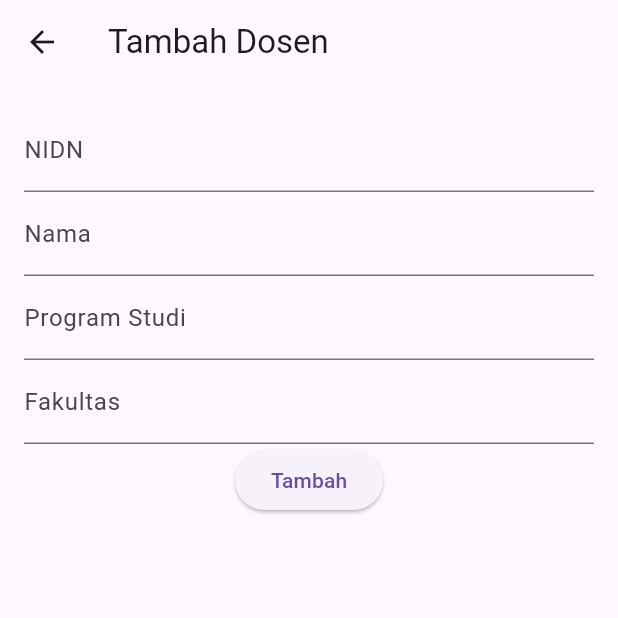
After one commit to Rizkyrayhan/project_riverpod, a Flutter app: the DosenAddScreen screen opened directly, on a phone screen of 412 x 824 dp, the top half of it. The commit adds this screen. Run offline on Flutter 3.47's test engine with Material 3 defaults, Android fonts, the phone set to English and light mode, and no system bars; our stand-ins replace cloud_firestore, firebase_core, flutter_riverpod; accounts and stored records are empty.

Commit message:
add page and crud dosen

```diff
--- /dev/null
+++ b/lib/providers/dosen_provider.dart
@@ -0,0 +1,39 @@
+import 'package:cloud_firestore/cloud_firestore.dart';
+import 'package:flutter_riverpod/legacy.dart';
+
+class DosenNotifier extends StateNotifier<List<DocumentSnapshot>> {
+  DosenNotifier() : super([]);
+
+  Stream<List<DocumentSnapshot>> streamData() {
+    return FirebaseFirestore.instance
+        .collection('dosen')
+        .snapshots()
+        .map((snapshot) => snapshot.docs);
+  }
+
+  Future<void> addDosen(String nidn, String nama, String prodi, String fakultas ) async {
+    try {
+      await FirebaseFirestore.instance.collection('dosen').add({
+        'nidn': nidn,
+        'nama': nama,
+        'prodi': prodi,
+        'fakultas': fakultas,
+      });
+    } catch (e) {
+      print("gagal tambah data dosen: $e");
+    }
+  }
+
+  Future<void> deleteDosen(String id) async {
+    try {
+      await FirebaseFirestore.instance.collection('dosen').doc(id).delete();
+    } catch (e) {
+      print("Error deleting dosen: $e");
+    }
+  }
+}
+
+final DosenProvider =
+    StateNotifierProvider<DosenNotifier, List<DocumentSnapshot>>(
+      (ref) => DosenNotifier(),
+    );
--- /dev/null
+++ b/lib/screens/dosen/dosen_add_screen.dart
@@ -0,0 +1,49 @@
+import 'package:flutter/material.dart';
+import 'package:flutter_riverpod/flutter_riverpod.dart';
+import 'package:project_riverpod/providers/dosen_provider.dart';
+
+class DosenAddScreen extends ConsumerWidget {
+  final TextEditingController cNidn = TextEditingController();
+  final TextEditingController cNama = TextEditingController();
+  final TextEditingController cProdi = TextEditingController();
+  final TextEditingController cFakultas = TextEditingController();
+
+  @override
+  Widget build(BuildContext context, WidgetRef ref) {
+    return Scaffold(
+      appBar: AppBar(title: Text("Tambah Dosen")),
+      body: Padding(
+        padding: const EdgeInsets.all(16.0),
+        child: Column(
+          children: [
+            TextField(
+              controller: cNidn,
+              decoration: InputDecoration(labelText: 'NIDN'),
+            ),
+            TextField(
+              controller: cNama,
+              decoration: InputDecoration(labelText: 'Nama'),
+            ),
+            TextField(
+              controller: cProdi,
+              decoration: InputDecoration(labelText: 'Program Studi'),
+            ),
+            TextField(
+              controller: cFakultas,
+              decoration: InputDecoration(labelText: 'Fakultas'),
+            ),
+            ElevatedButton(
+              onPressed: () {
+                ref
+                    .read(DosenProvider.notifier)
+                    .addDosen(cNidn.text, cNama.text, cProdi.text, cFakultas.text);
+                Navigator.pop(context);
+              },
+              child: Text("Tambah"),
+            ),
+          ],
+        ),
+      ),
+    );
+  }
+}
```
Also changed, not shown: lib/screens/dosen/dosen_screen.dart (added, +70 -0 lines), lib/screens/home/home_screen.dart (+19 -1 lines).
